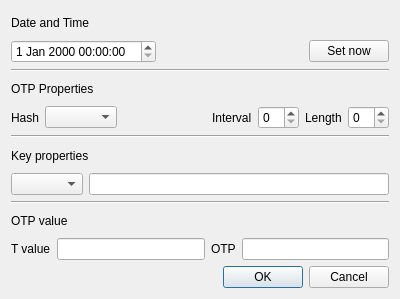
Before: the Qt Designer form BerViewer/gen_otp_dlg.ui in jykim74/BerEditor, drawn with Qt 5.
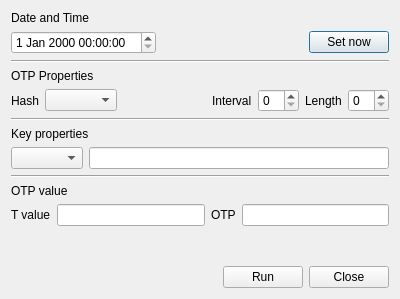
After: the same form once the commit is applied.

What changed in the file:
```diff
--- a/BerViewer/gen_otp_dlg.ui
+++ b/BerViewer/gen_otp_dlg.ui
@@ -183,14 +183,48 @@
     </layout>
    </item>
    <item>
-    <widget class="QDialogButtonBox" name="buttonBox">
+    <spacer name="verticalSpacer">
      <property name="orientation">
-      <enum>Qt::Horizontal</enum>
+      <enum>Qt::Vertical</enum>
      </property>
-     <property name="standardButtons">
-      <set>QDialogButtonBox::Cancel|QDialogButtonBox::Ok</set>
+     <property name="sizeHint" stdset="0">
+      <size>
+       <width>20</width>
+       <height>40</height>
+      </size>
      </property>
-    </widget>
+    </spacer>
+   </item>
+   <item>
+    <layout class="QGridLayout" name="gridLayout">
+     <item row="0" column="1">
+      <widget class="QPushButton" name="mRunBtn">
+       <property name="text">
+        <string>Run</string>
+       </property>
+      </widget>
+     </item>
+     <item row="0" column="2">
+      <widget class="QPushButton" name="mCloseBtn">
+       <property name="text">
+        <string>Close</string>
+       </property>
+      </widget>
+     </item>
+     <item row="0" column="0">
+      <spacer name="horizontalSpacer_3">
+       <property name="orientation">
+        <enum>Qt::Horizontal</enum>
+       </property>
+       <property name="sizeHint" stdset="0">
+        <size>
+         <width>40</width>
+         <height>20</height>
+        </size>
+       </property>
+      </spacer>
+     </item>
+    </layout>
    </item>
   </layout>
  </widget>
```
Left out of the diff: 35 changed lines with no effect on the pictures.
